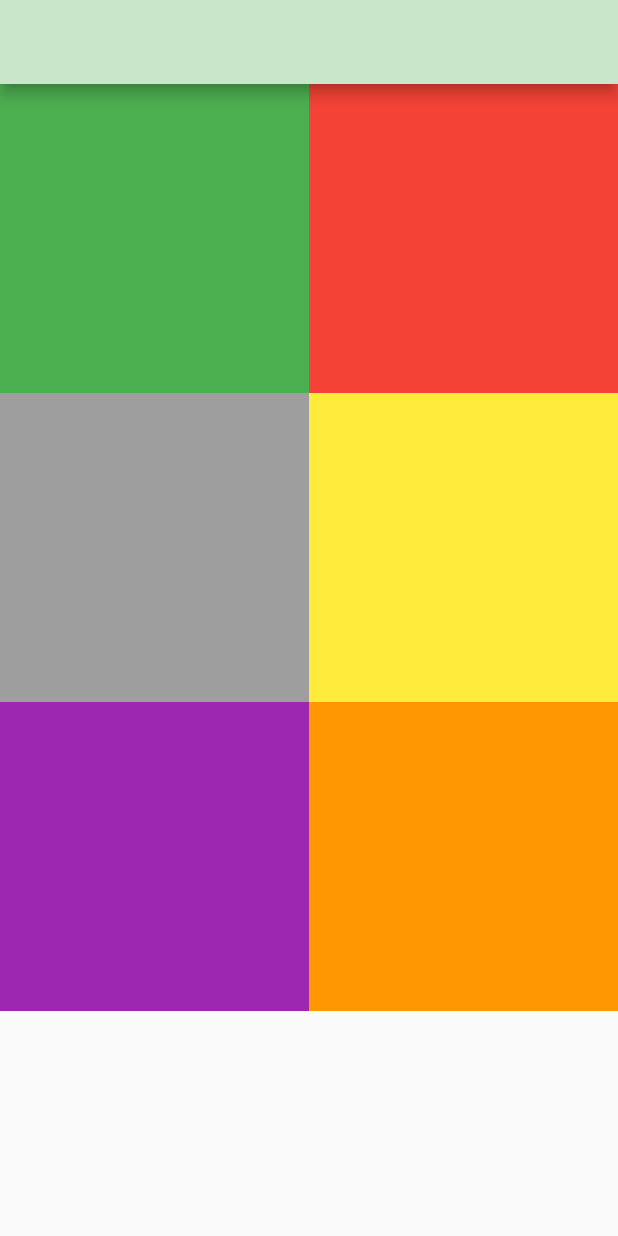
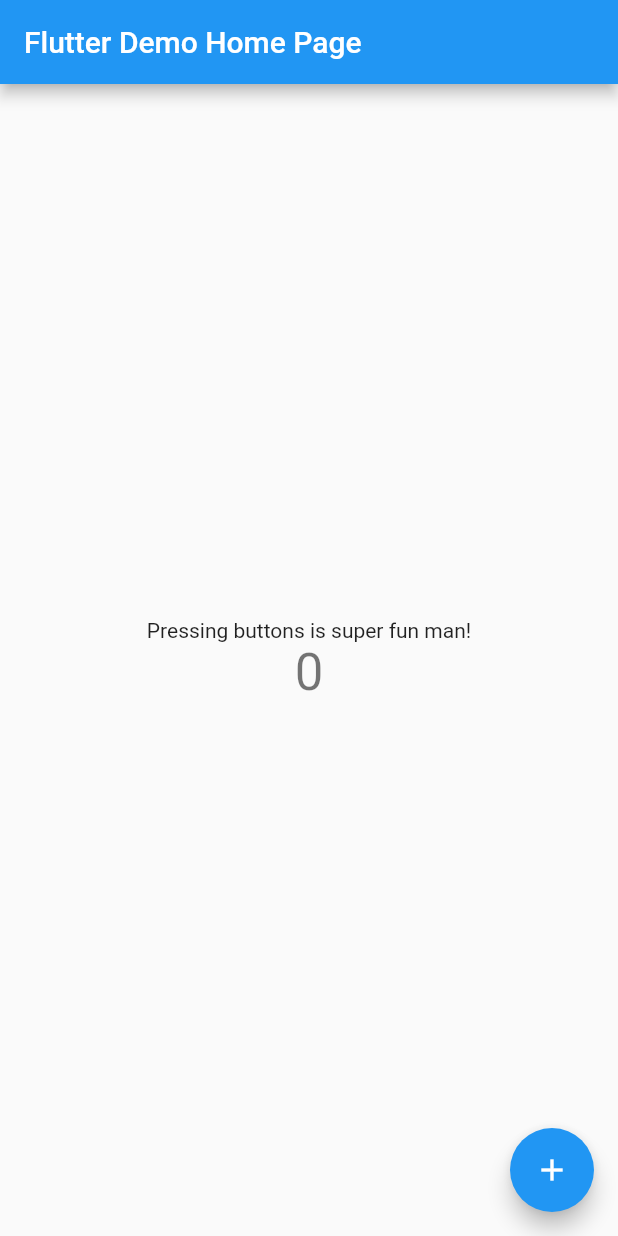
Before and after one commit to app-createur-pro/my_app, a Flutter app: the screen it shows after launch, on a phone screen of 412 x 824 dp. Run offline on Flutter 3.47's test engine with Material 2 defaults, Android fonts, the phone set to English and light mode, and no system bars.

Commit message:
Reset to default app without comments

```diff
--- a/lib/main.dart
+++ b/lib/main.dart
@@ -1,20 +1,16 @@
 import 'package:flutter/material.dart';
-import 'package:flutter/services.dart';
 
-void main() async {
-  runApp(MyApp());
-}
+void main() => runApp(new MyApp());
 
 class MyApp extends StatelessWidget {
+  // This widget is the root of your application.
   @override
   Widget build(BuildContext context) {
-    return MaterialApp(
+    return new MaterialApp(
       title: 'Flutter Demo',
-      theme: ThemeData(
-        primaryColor: Colors.green[100],
-        visualDensity: VisualDensity.adaptivePlatformDensity,
+      theme: new ThemeData(
       ),
-      home: MyHomePage(title: 'Titre'),
+      home: new MyHomePage(title: 'Flutter Demo Home Page'),
     );
   }
 }
@@ -24,44 +20,43 @@ class MyHomePage extends StatefulWidget {
   final String title;
 
   @override
-  _MyHomePageState createState() => _MyHomePageState();
+  _MyHomePageState createState() => new _MyHomePageState();
 }
 
 class _MyHomePageState extends State<MyHomePage> {
+  int _counter = 0;
 
-  List<Color>colors = [
-    Colors.green,
-    Colors.red,
-    Colors.grey,
-    Colors.yellow,
-    Colors.purple,
-    Colors.orange,
-  ];
-
-  void faireCeciSiPortrait(Orientation orientation) {
-    //je vais enregistrer tel élément quelque part sans forcément toucher au design
+  void _incrementCounter() {
+    setState(() {
+      _counter++;
+    });
   }
 
   @override
   Widget build(BuildContext context) {
-
-    Orientation orientation = MediaQuery.of(context).orientation;
-    faireCeciSiPortrait(orientation);
-
-    return Scaffold(
-        appBar: AppBar(),
-        body: OrientationBuilder(
-          builder: (context, orientation) {
-            return GridView.count(
-              crossAxisCount: (orientation == Orientation.portrait) ? 2 : 3,
-              children: List.generate(colors.length, (index) =>
-                  Container(
-                    color: colors[index],
-                  )
-              ),
-            );
-          },
-        )
+    return new Scaffold(
+      appBar: new AppBar(
+        title: new Text(widget.title),
+      ),
+      body: new Center(
+        child: new Column(
+          mainAxisAlignment: MainAxisAlignment.center,
+          children: <Widget>[
+            new Text(
+              'Pressing buttons is super fun man!',
+            ),
+            new Text(
+              '$_counter',
+              style: Theme.of(context).textTheme.display1,
+            ),
+          ],
+        ),
+      ),
+      floatingActionButton: new FloatingActionButton(
+        onPressed: _incrementCounter,
+        tooltip: 'Increment',
+        child: new Icon(Icons.add),
+      ), // This trailing comma makes auto-formatting nicer for build methods.
     );
   }
 }
```
